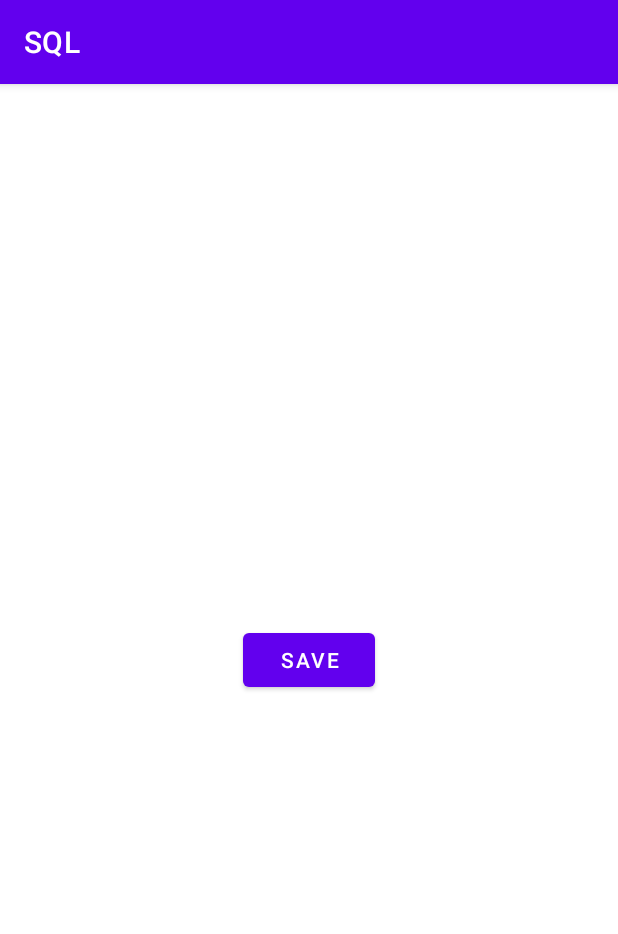
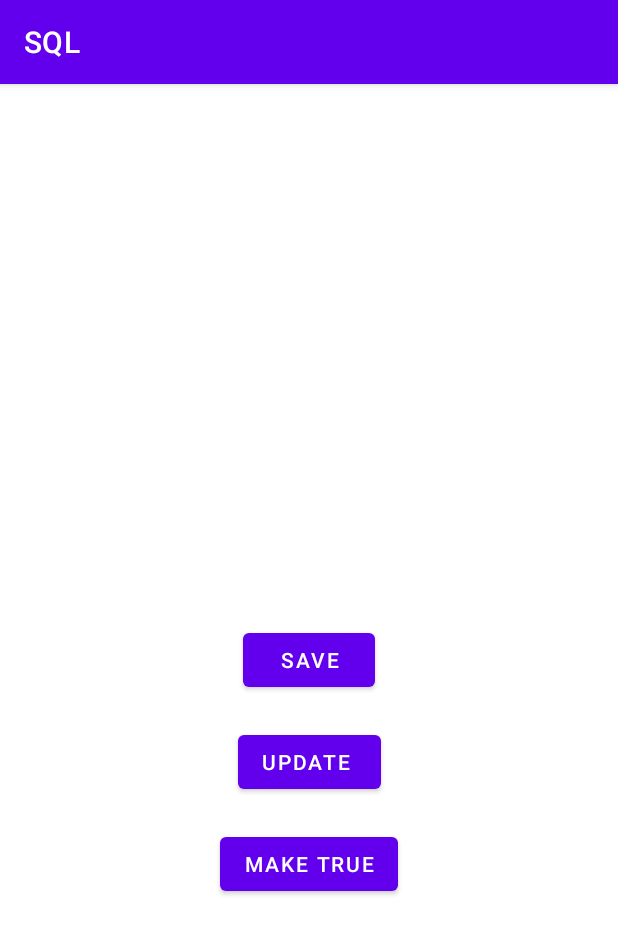
Before and after one commit to Harsha776/RoomDataBase, an Android app: the screen it shows after launch (MainActivity), after a tap on "SAVE", on a phone screen of 412 x 824 dp. Shown: the top 934 px of the screen. Run offline under Robolectric (Android 15) with nearby library versions, the phone set to English and light mode, and no system bars; our stand-ins replace Room's generated code; 1 statement that could not run was skipped.

```diff
--- a/app/src/main/java/com/example/sql/MainActivity.kt
+++ b/app/src/main/java/com/example/sql/MainActivity.kt
@@ -14,14 +14,16 @@ import java.util.concurrent.TimeUnit
 
 class MainActivity : AppCompatActivity() {
 
-      lateinit var button:Button
+      lateinit var save:Button
+    lateinit var btnUpdate:Button
+    lateinit var btnChangeStatus:Button
     override fun onCreate(savedInstanceState: Bundle?) {
         super.onCreate(savedInstanceState)
         setContentView(R.layout.activity_main)
-        button=findViewById(R.id.save)
+        save=findViewById(R.id.save)
         getdata()
-        button.setOnClickListener {
-            updateData()
+        save.setOnClickListener {
+            addNotesToDb()
 
         }
         setUpWorkManager()
--- a/app/src/main/java/com/example/sql/db/Notes.kt
+++ b/app/src/main/java/com/example/sql/db/Notes.kt
@@ -10,6 +10,16 @@ data class Notes (
     @PrimaryKey(autoGenerate = true) var id:Int?=null,
     @ColumnInfo(name="name")
     var name:String?="",
+    @ColumnInfo(name="place")
+    var place:String?="",
+    @ColumnInfo(name="age")
+    var age:String?="",
+    @ColumnInfo(name="dataVal")
+    var dataVal:String?="",
+    @ColumnInfo(name="city")
+    var city:String?="",
+    @ColumnInfo(name="state")
+    var state:Int=0,
     @ColumnInfo(name="isTaskCompleted")
     var isTaskCompleted:Boolean=false
 )
--- a/app/src/main/java/com/example/sql/db/NotesData.kt
+++ b/app/src/main/java/com/example/sql/db/NotesData.kt
@@ -5,8 +5,9 @@ import android.content.Context
 import androidx.room.Database
 import androidx.room.Room
 import androidx.room.RoomDatabase
+import com.example.sql.db.migration.*
 
-@Database(entities = [Notes::class],version = 2)
+@Database(entities = [Notes::class],version = 9)
 abstract class NotesData : RoomDatabase() {
     abstract fun noteDao():NotesDuo
 
@@ -16,7 +17,7 @@ abstract class NotesData : RoomDatabase() {
             synchronized(NotesData::class){
                 INSTANCE= Room.databaseBuilder(context.applicationContext,NotesData::class.java,"myNotes.db")
                     .fallbackToDestructiveMigration()
-                    .allowMainThreadQueries()
+                   .allowMainThreadQueries().addMigrations(MIGRATION_8_9)
                     .build()
             }
             return INSTANCE
--- /dev/null
+++ b/app/src/main/java/com/example/sql/db/migration/Migration.kt
@@ -0,0 +1,43 @@
+package com.example.sql.db.migration
+
+import androidx.room.migration.Migration
+import androidx.sqlite.db.SupportSQLiteDatabase
+
+val MIGRATION_1_2 = object : Migration(1,2) {
+    override fun migrate(database: SupportSQLiteDatabase) {
+        database.execSQL("ALTER TABLE notesdata ADD COLUMN place String")
+    }
+}
+
+    val MIGRATION_4_5 = object : Migration(4,5){
+        override fun migrate(database: SupportSQLiteDatabase) {
+            database.execSQL("ALTER TABLE notesdata ADD COLUMN age String")
+        }
+
+}
+
+val MIGRATION_5_6 = object : Migration(5,6){
+    override fun migrate(database: SupportSQLiteDatabase) {
+        database.execSQL("ALTER TABLE notesdata ADD COLUMN bio INTEGER")
+    }
+
+}
+
+val MIGRATION_6_7 = object : Migration(6,7){
+    override fun migrate(database: SupportSQLiteDatabase) {
+        database.execSQL("ALTER TABLE notesdata ADD COLUMN dataVal TEXT")
+    }
+
+}
+
+val MIGRATION_7_8 = object : Migration(7,8){
+    override fun migrate(database: SupportSQLiteDatabase) {
+        database.execSQL("ALTER TABLE notesdata ADD COLUMN city TEXT")
+    }
+}
+
+val MIGRATION_8_9 = object : Migration(8,9){
+    override fun migrate(database: SupportSQLiteDatabase) {
+        database.execSQL("ALTER TABLE notesdata ADD COLUMN state INTEGER NOT NULL DEFAULT 0 ")
+    }
+}
--- a/app/src/main/res/layout/activity_main.xml
+++ b/app/src/main/res/layout/activity_main.xml
@@ -16,4 +16,24 @@
         app:layout_constraintRight_toRightOf="parent"
         app:layout_constraintTop_toTopOf="parent" />
 
+    <Button
+        android:id="@+id/btnUpdate"
+        android:layout_width="wrap_content"
+        android:layout_height="wrap_content"
+        android:text="update "
+        android:layout_marginTop="20dp"
+        app:layout_constraintLeft_toLeftOf="parent"
+        app:layout_constraintRight_toRightOf="parent"
+        app:layout_constraintTop_toBottomOf="@+id/save" />
+
+    <Button
+        android:id="@+id/btnChangeStatus"
+        android:layout_width="wrap_content"
+        android:layout_height="wrap_content"
+        android:text="Make True"
+        android:layout_marginTop="20dp"
+        app:layout_constraintLeft_toLeftOf="parent"
+        app:layout_constraintRight_toRightOf="parent"
+        app:layout_constraintTop_toBottomOf="@+id/btnUpdate"/>
+
 </androidx.constraintlayout.widget.ConstraintLayout>
```
